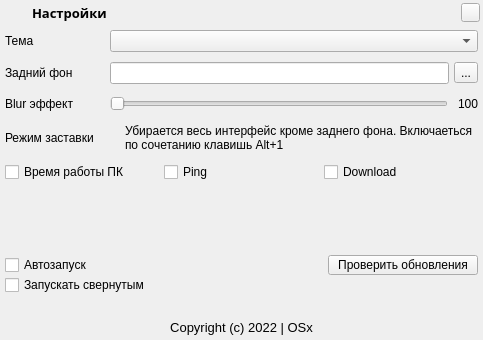
First picture: the form in main/ui/widget_2.ui, repository Curicano/OverlayGT, before the edit.
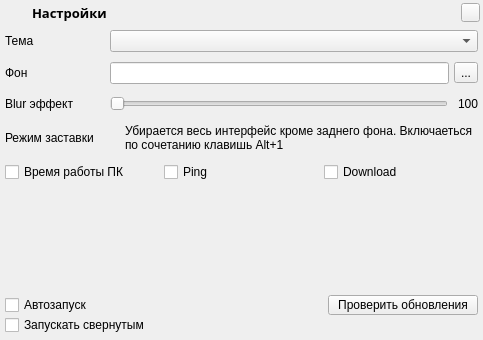
Second picture: the form after the edit. Icons and pictures are not drawn.

The edit to the form file:
```diff
--- a/main/ui/widget_2.ui
+++ b/main/ui/widget_2.ui
@@ -189,7 +189,7 @@
         </size>
        </property>
        <property name="text">
-        <string>Задний фон</string>
+        <string>Фон</string>
        </property>
       </widget>
      </item>
@@ -477,58 +477,6 @@
      </item>
     </layout>
    </item>
-   <item>
-    <layout class="QVBoxLayout" name="vL">
-     <property name="spacing">
-      <number>5</number>
-     </property>
-     <property name="bottomMargin">
-      <number>5</number>
-     </property>
-     <item>
-      <widget class="QLabel" name="l">
-       <property name="maximumSize">
-        <size>
-         <width>16777215</width>
-         <height>20</height>
-        </size>
-       </property>
-       <property name="font">
-        <font>
-         <pointsize>10</pointsize>
-        </font>
-       </property>
-       <property name="text">
-        <string/>
-       </property>
-       <property name="alignment">
-        <set>Qt::AlignCenter</set>
-       </property>
-      </widget>
-     </item>
-     <item>
-      <widget class="QLabel" name="l_1">
-       <property name="maximumSize">
-        <size>
-         <width>16777215</width>
-         <height>20</height>
-        </size>
-       </property>
-       <property name="font">
-        <font>
-         <pointsize>10</pointsize>
-        </font>
-       </property>
-       <property name="text">
-        <string>Copyright (c) 2022 | OSx</string>
-       </property>
-       <property name="alignment">
-        <set>Qt::AlignCenter</set>
-       </property>
-      </widget>
-     </item>
-    </layout>
-   </item>
   </layout>
  </widget>
  <resources/>
```
